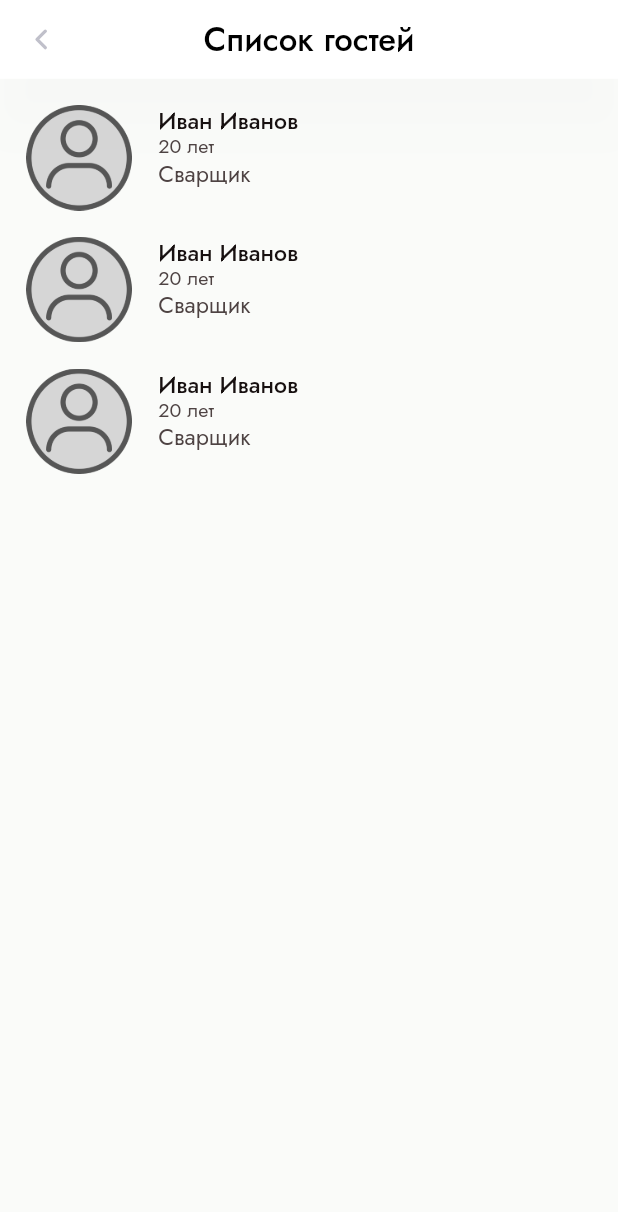
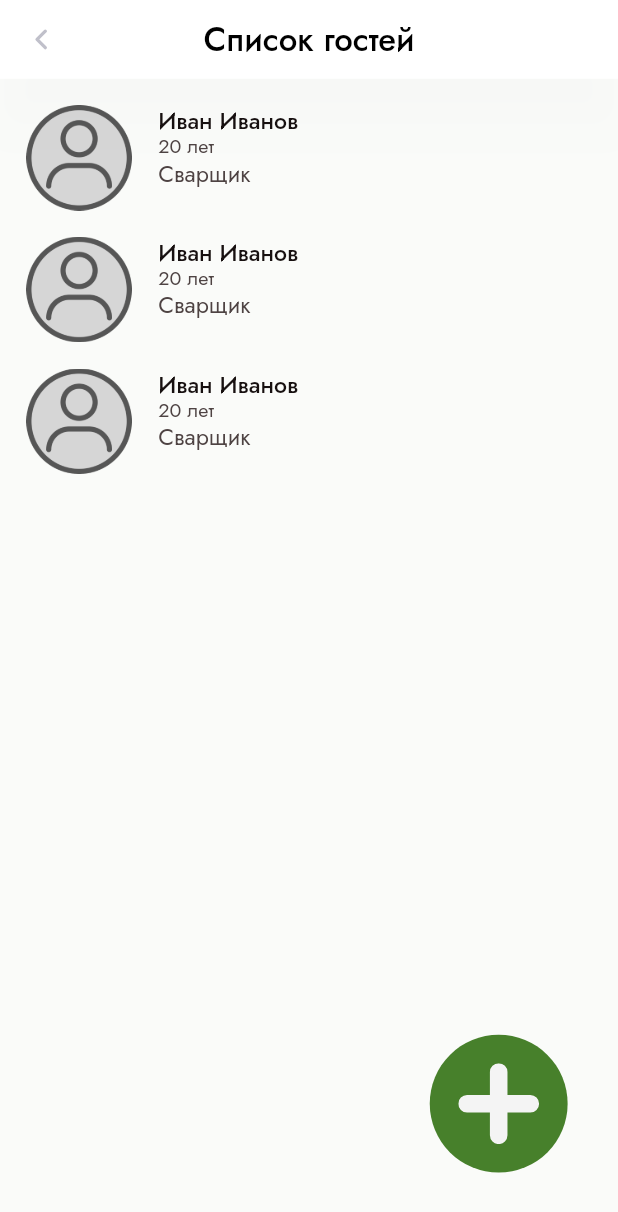
Before and after one commit to barbarisss/birthday_app, a Flutter app: the GuestsScreenWidget screen opened by its route, on a phone screen of 412 x 824 dp. Shown: the top 1212 px of the screen. Run offline on Flutter 3.47's test engine with Material 2 defaults, Android fonts, the light colour scheme and no system bars; our stand-ins replace auto_route, bloc, carousel_slider, flutter_screenutil, flutter_svg, freezed_annotation and 1 more; missing offline and left inert: yandex_mapkit; accounts and stored records are empty; statements that could not run were skipped.

Commit message:
feature: added custom floating button

```diff
--- a/lib/core/utils/colors.dart
+++ b/lib/core/utils/colors.dart
@@ -2,10 +2,14 @@ import 'package:flutter/material.dart';
 
 abstract class AppColors {
   static const backgroundWhite = Color.fromRGBO(250, 251, 249, 1);
+  static const floatingButtonWhite = Color.fromRGBO(244, 244, 244, 1);
+  static const textFieldWhite = Color.fromRGBO(242, 248, 239, 1);
   static const white = Color.fromRGBO(255, 255, 255, 1);
   static const yellow = Color.fromRGBO(253, 172, 7, 1);
+  static const green = Color.fromRGBO(71, 128, 43, 1);
   static const black = Color.fromRGBO(23, 16, 16, 1);
   static const darkBlack = Color.fromRGBO(0, 0, 0, 1);
-  static const lightGrey = Color.fromRGBO(11, 22, 32, 0.06);
+  static const shadowGrey = Color.fromRGBO(11, 22, 32, 0.06);
+  static const lightGrey = Color.fromRGBO(217, 217, 217, 1);
   static const darkGrey = Color.fromRGBO(78, 67, 67, 1);
 }
--- a/lib/core/utils/icons.dart
+++ b/lib/core/utils/icons.dart
@@ -2,4 +2,5 @@ abstract class AppIcons {
   static const arrow = 'assets/icons/arrow.svg';
   static const backArrow = 'assets/icons/back_arrow.svg';
   static const calendar = 'assets/icons/calendar.svg';
+  static const plus = 'assets/icons/plus.svg';
 }
--- a/lib/presentation/screens/guests/guests_screen.dart
+++ b/lib/presentation/screens/guests/guests_screen.dart
@@ -1,9 +1,11 @@
 import 'package:auto_route/auto_route.dart';
+import 'package:birthday_app/core/utils/colors.dart';
 import 'package:birthday_app/core/utils/constants.dart';
 import 'package:birthday_app/core/utils/images.dart';
 import 'package:birthday_app/core/utils/strings.dart';
 import 'package:birthday_app/data/models/guest/guest_model.dart';
 import 'package:birthday_app/presentation/screens/guests/widgets/guest_list.dart';
+import 'package:birthday_app/presentation/shared_widgets/custom_floating_action_button.dart';
 import 'package:birthday_app/presentation/shared_widgets/main_app_bar.dart';
 import 'package:flutter/material.dart';
 
@@ -42,6 +44,9 @@ class GuestsScreenWidget extends StatelessWidget {
 
     return Scaffold(
       appBar: MainAppBarWidget(title: AppStrings.guests),
+      floatingActionButton: CustomFloatingActionButton(
+        onPressed: () {},
+      ),
       body: Padding(
         padding: EdgeInsets.symmetric(
           horizontal: AppConstants.mainPaddingWidth,
--- /dev/null
+++ b/lib/presentation/shared_widgets/custom_floating_action_button.dart
@@ -0,0 +1,36 @@
+import 'package:birthday_app/core/utils/colors.dart';
+import 'package:birthday_app/core/utils/icons.dart';
+import 'package:flutter/material.dart';
+import 'package:flutter_screenutil/flutter_screenutil.dart';
+import 'package:flutter_svg/flutter_svg.dart';
+
+class CustomFloatingActionButton extends StatelessWidget {
+  const CustomFloatingActionButton({
+    required this.onPressed,
+    super.key,
+  });
+
+  final VoidCallback? onPressed;
+
+  @override
+  Widget build(BuildContext context) {
+    return Padding(
+      padding: EdgeInsets.only(right: 16.w, bottom: 24.h),
+      child: SizedBox(
+        height: 84.h,
+        child: FittedBox(
+          child: FloatingActionButton(
+            onPressed: onPressed,
+            backgroundColor: AppColors.green,
+            foregroundColor: AppColors.floatingButtonWhite,
+            elevation: 0,
+            child: SvgPicture.asset(
+              AppIcons.plus,
+              height: 30.h,
+            ),
+          ),
+        ),
+      ),
+    );
+  }
+}
--- a/lib/presentation/shared_widgets/main_app_bar.dart
+++ b/lib/presentation/shared_widgets/main_app_bar.dart
@@ -31,7 +31,7 @@ class MainAppBarWidget extends StatelessWidget with PreferredSizeWidget {
       ),
       backgroundColor: AppColors.white,
       elevation: 15.h,
-      shadowColor: AppColors.lightGrey,
+      shadowColor: AppColors.shadowGrey,
     );
   }
 
```
